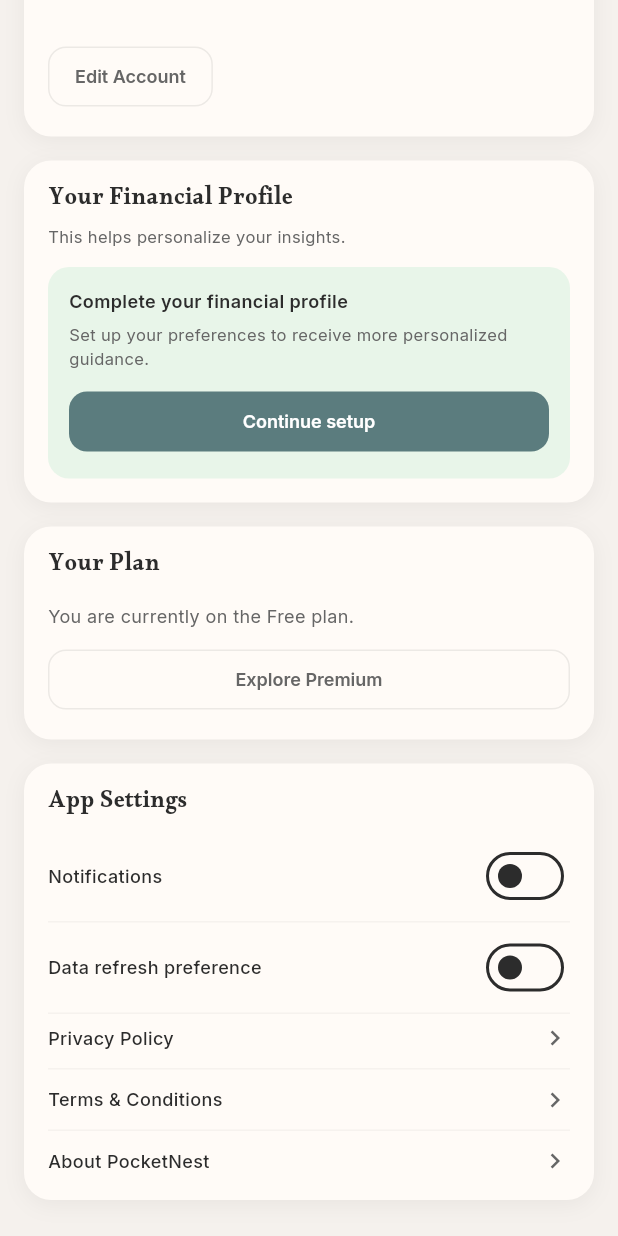
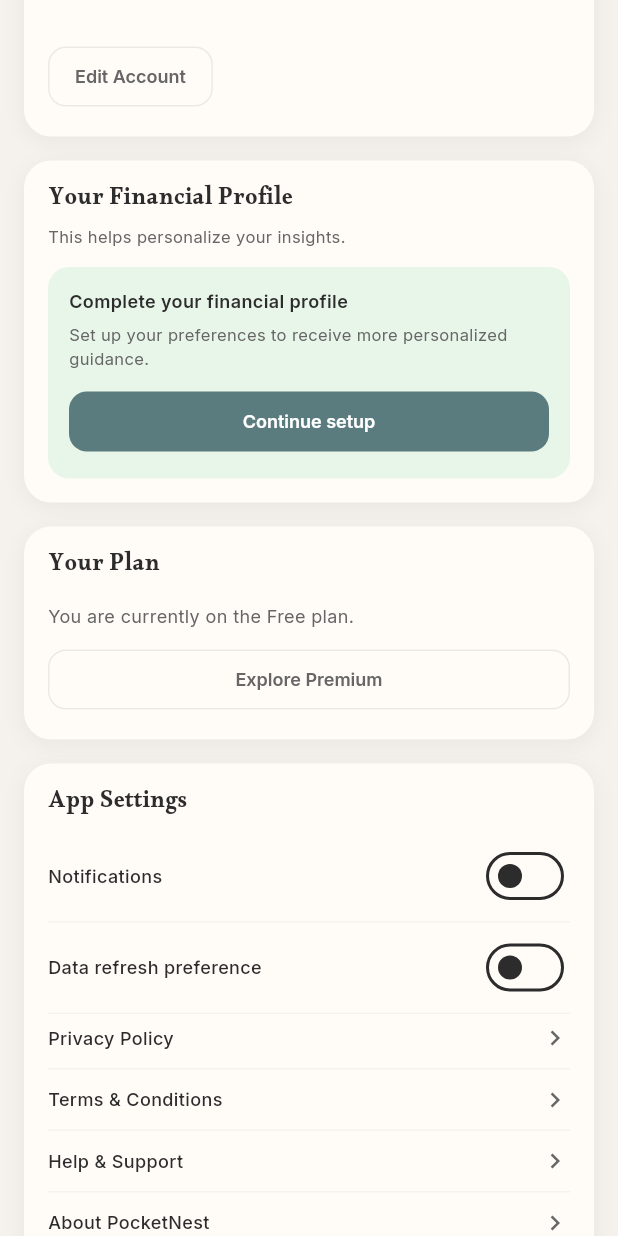
Before and after one commit to thisisouvik/PocketNest, a Flutter app: the ProfileTab screen opened directly with empty values, scrolled down 176 dp, on a phone screen of 412 x 824 dp. Run offline on Flutter 3.47's test engine with Material 3 defaults, Android fonts, the phone set to English and light mode, and no system bars; our stand-ins replace flutter_bloc, flutter_dotenv, flutter_svg, font_awesome_flutter, google_sign_in, sign_in_with_apple and 1 more; missing offline and left inert: purchases_flutter, purchases_ui_flutter; accounts and stored records are empty.

Commit message:
feat: Add Help & Support action row to ProfileTab

```diff
--- a/lib/features/profile/screens/profile_screen.dart
+++ b/lib/features/profile/screens/profile_screen.dart
@@ -542,6 +542,14 @@ class _ProfileTabState extends State<ProfileTab> {
                       },
                     ),
                     _ActionRow(
+                      label: 'Help & Support',
+                      onTap: () {
+                        ScaffoldMessenger.of(context).showSnackBar(
+                          const SnackBar(content: Text('Support soon.')),
+                        );
+                      },
+                    ),
+                    _ActionRow(
                       label: 'About PocketNest',
                       isLast: true,
                       onTap: () {
```
